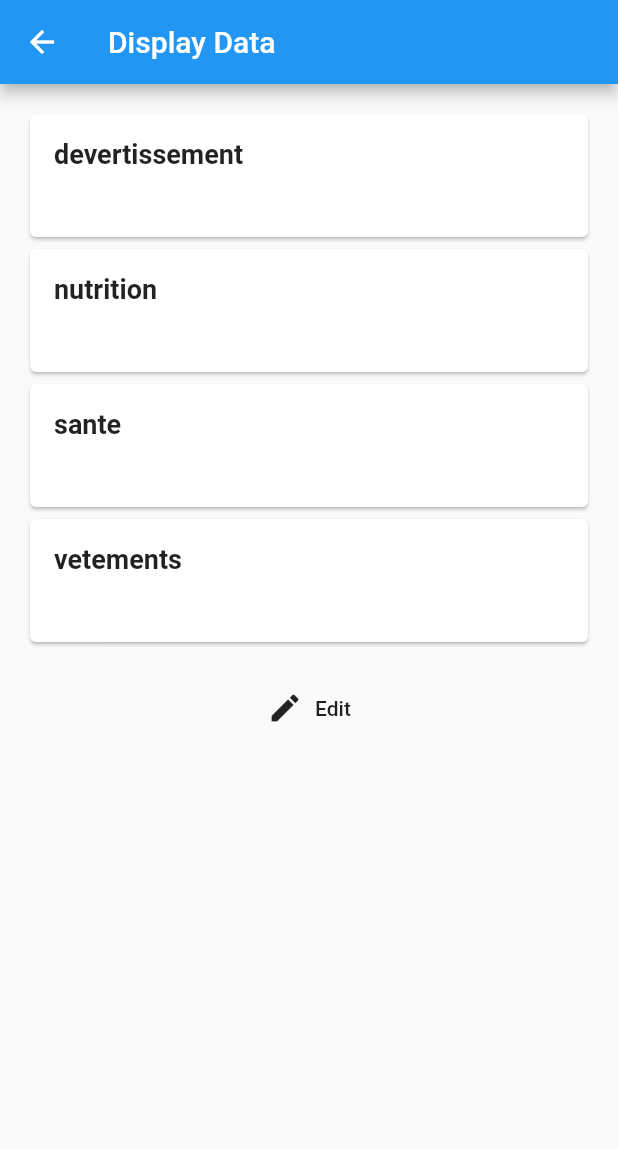
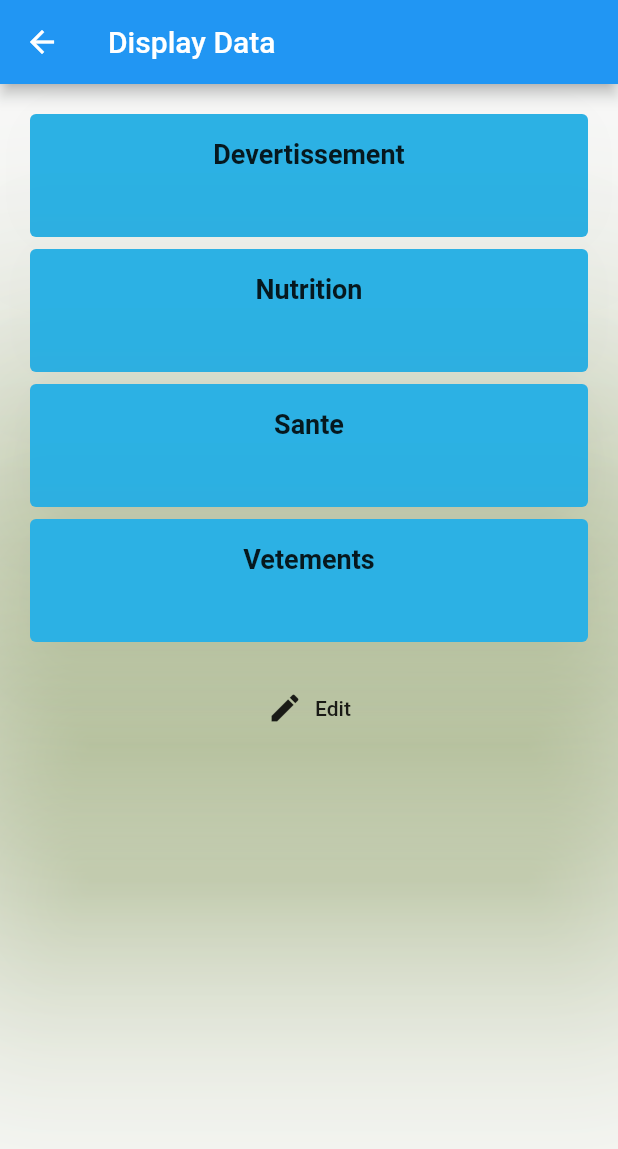
Before and after one commit to YoussefFrigui/ins_app, a Flutter app: the DataDocDisplay screen opened directly with empty values, on a phone screen of 412 x 824 dp. Shown: the top 1149 px of the screen. Run offline on Flutter 3.47's test engine with Material 2 defaults, Android fonts, the phone set to English and light mode, and no system bars; our stand-ins replace cloud_firestore, firebase_auth, firebase_core, flutter_otp_text_field; accounts and stored records are empty.

Commit message:
17/5/23 12:31

```diff
--- a/lib/display_data_docs.dart
+++ b/lib/display_data_docs.dart
@@ -77,23 +77,30 @@ class _DataDocDisplayState extends State<DataDocDisplay> {
                 } else {
                   final entry = data.entries.elementAt(index);
                   return Card(
+                    color: Color(0xff2cb1e4),
+                    shadowColor: Color(0xff9ec34a,),
+                    elevation: 100,
                     child: Padding(
                       padding: const EdgeInsets.all(16.0),
                       child: Column(
                         mainAxisSize: MainAxisSize.min,
                         crossAxisAlignment: CrossAxisAlignment.start,
                         children: [
-                          Text(
-                            entry.key,
-                            style: TextStyle(
-                              fontWeight: FontWeight.bold,
-                              fontSize: 18.0,
+                          Center(
+                            child: Text(
+                              entry.key.replaceFirst(entry.key[0],entry.key[0].toUpperCase()),
+                              style: TextStyle(
+                                fontWeight: FontWeight.bold,
+                                fontSize: 18.0,
+                              ),
                             ),
                           ),
                           SizedBox(height: 8.0),
-                          Text(
-                            entry.value.toString(),
-                            style: TextStyle(fontSize: 18.0),
+                          Center(
+                            child: Text(
+                              entry.value.toString(),
+                              style: TextStyle(fontSize: 18.0),
+                            ),
                           ),
                         ],
                       ),
--- a/lib/main.dart
+++ b/lib/main.dart
@@ -28,7 +28,7 @@ class MyApp extends StatelessWidget {
         theme: ThemeData(
           primarySwatch: Colors.blue,
         ),
-        home: AuthenticationPage(),
+        home: ExistingData(),
         );
   }
 }
```
Also changed, not shown: lib/data_view.dart (+8 -2 lines), lib/existing_data.dart (+52 -7 lines).
